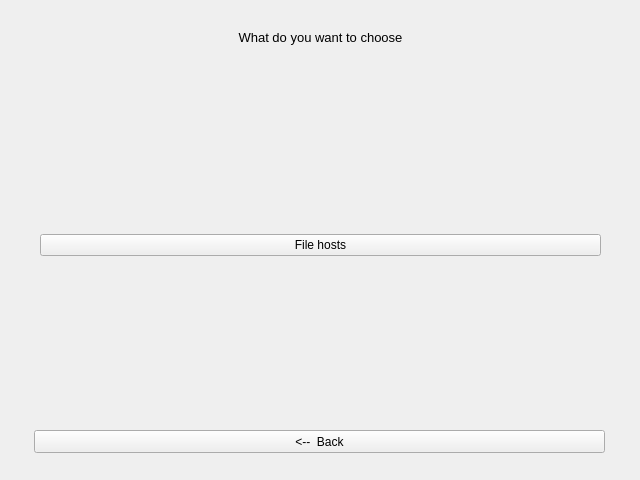
The window that src/styles/misc.ui (alessandrobasi/Windows-10-Tools) describes before a commit, drawn with Qt 5.
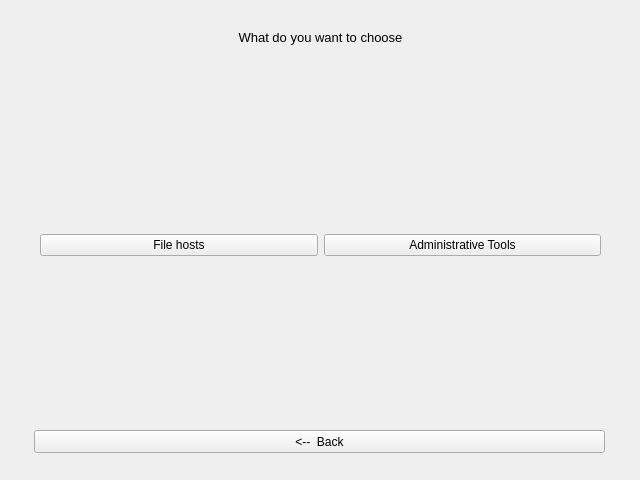
The same window after the commit. Icons and pictures are not drawn.

```diff
--- a/src/styles/misc.ui
+++ b/src/styles/misc.ui
@@ -83,6 +83,13 @@
          </property>
         </widget>
        </item>
+       <item>
+        <widget class="QPushButton" name="openAdminTools">
+         <property name="text">
+          <string>Administrative Tools</string>
+         </property>
+        </widget>
+       </item>
       </layout>
      </item>
     </layout>
```
Left out of the diff: 5 changed lines with no effect on the pictures.
